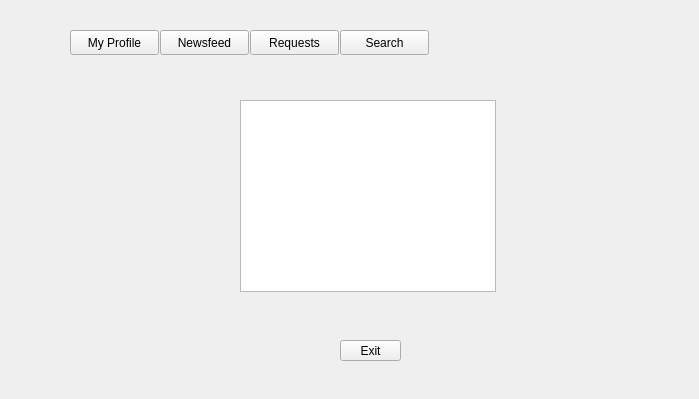
Oschart/PeerGUI, file home.ui: the form before one commit.
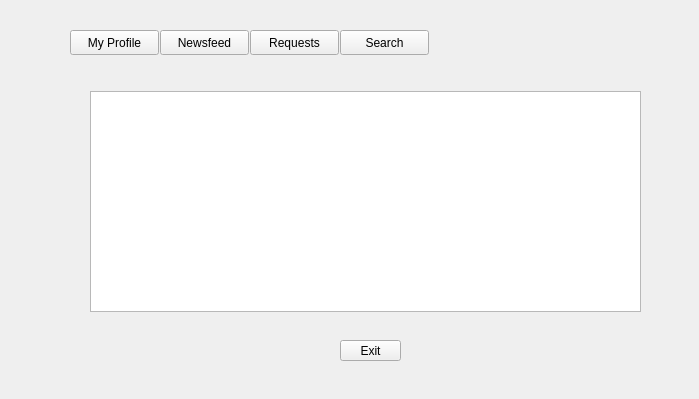
The form after the commit. The open tabs and pages were chosen to show the change.

Patch:
```diff
--- a/home.ui
+++ b/home.ui
@@ -151,13 +151,13 @@
     </widget>
    </widget>
    <widget class="QWidget" name="page_5">
-    <widget class="QListView" name="listView_3">
+    <widget class="QListWidget" name="listWidget">
      <property name="geometry">
       <rect>
-       <x>150</x>
-       <y>40</y>
-       <width>256</width>
-       <height>192</height>
+       <x>0</x>
+       <y>31</y>
+       <width>551</width>
+       <height>221</height>
       </rect>
      </property>
     </widget>
```
